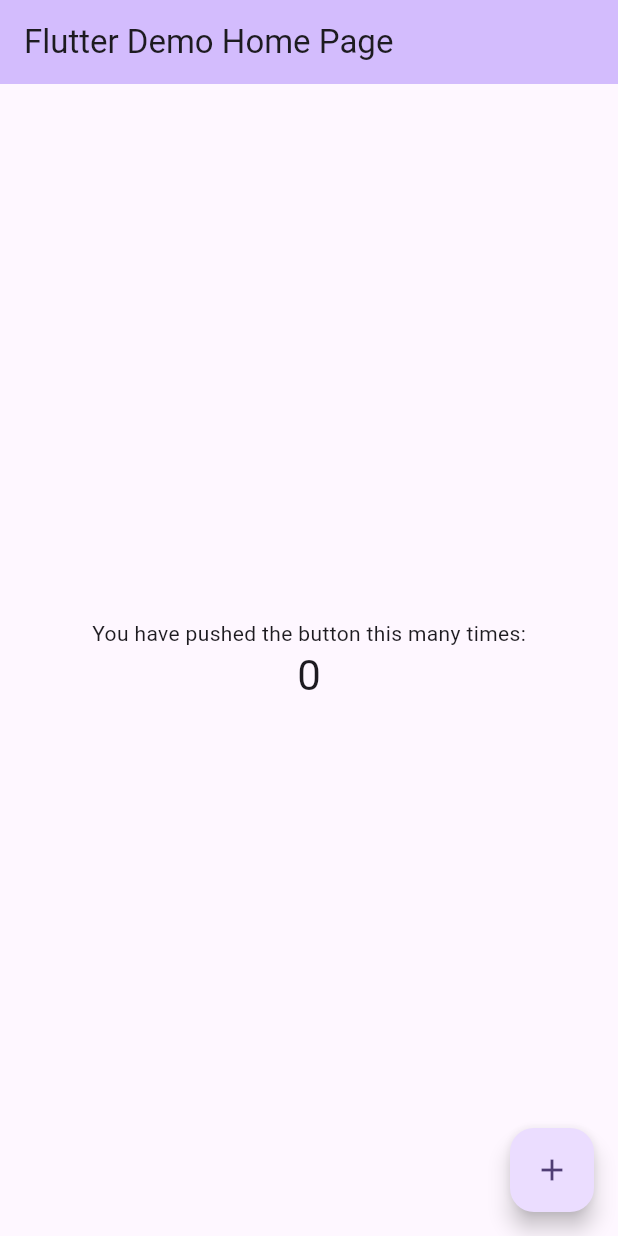
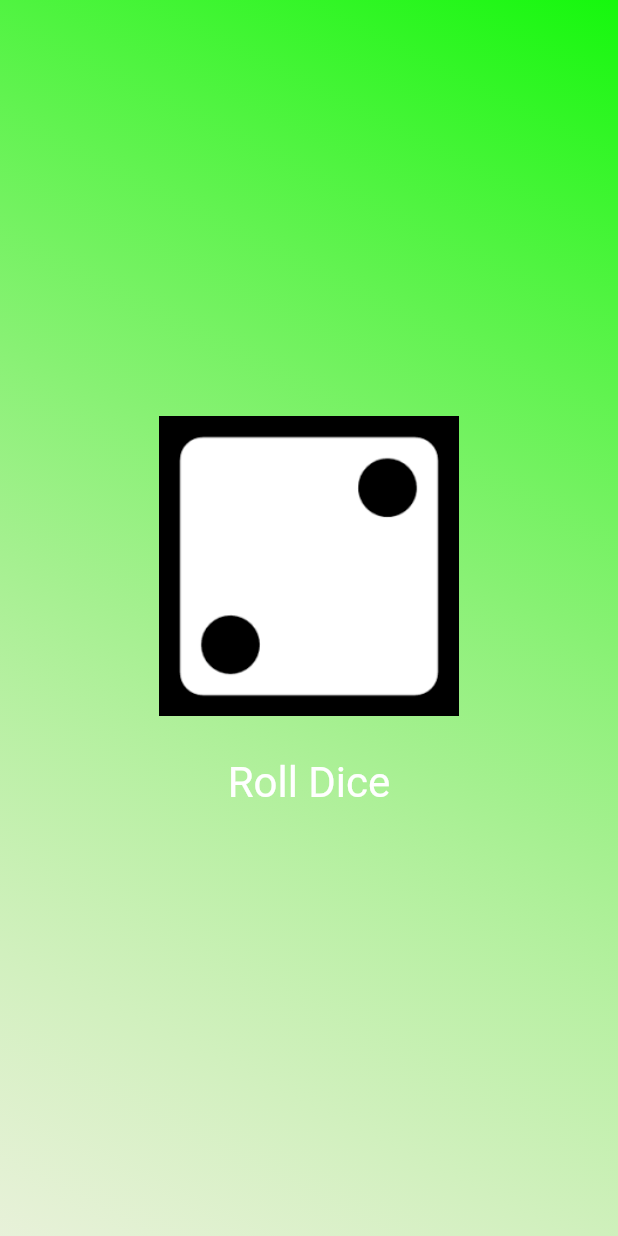
Before and after one commit to ChetanVarunKanipakam/basicdiceapp, a Flutter app: the screen it shows after launch, on a phone screen of 412 x 824 dp. Run offline on Flutter 3.47's test engine with Material 3 defaults, Android fonts, the phone set to English and light mode, and no system bars.

Commit message:
completed creating a basic dice roll app with flutter

```diff
--- /dev/null
+++ b/lib/dice_roller.dart
@@ -0,0 +1,37 @@
+import 'package:flutter/material.dart';
+import 'dart:math';
+
+class DiceRoller extends StatefulWidget{
+  State<DiceRoller> createState(){
+    return _DiceRoller();
+  }
+}
+
+class _DiceRoller extends State<DiceRoller>{
+   var activatedicenumber='assets/images/dice2.png';
+
+  void rolldice(){
+    var diceroll=Random().nextInt(6)+1;
+    setState(() {
+      activatedicenumber='assets/images/dice$diceroll.png';
+    });
+  }
+  @override
+  Widget build(context){
+    return Column(
+          mainAxisSize: MainAxisSize.min,
+          children: [
+            Image.asset(activatedicenumber ,width:200),
+            SizedBox(height:20),
+            TextButton(
+              onPressed: rolldice,
+              style: TextButton.styleFrom(
+                foregroundColor: Colors.white,
+                textStyle: TextStyle(
+                  fontSize: 28,
+                )
+              ),
+              child: Text("Roll Dice"))]
+        );
+  }
+}
--- a/lib/main.dart
+++ b/lib/main.dart
@@ -1,4 +1,6 @@
 import 'package:flutter/material.dart';
+
+import 'package:basicdiceapp/dice_roller.dart';
 
 void main() {
   runApp(const MyApp());
@@ -6,117 +8,33 @@ void main() {
 
 class MyApp extends StatelessWidget {
   const MyApp({super.key});
+  @override
+  Widget build(context) {
+    return MaterialApp(home: Scaffold(body: GradientContainer()));
+  }
+}
 
-  // This widget is the root of your application.
+class GradientContainer extends StatelessWidget {
+  GradientContainer({super.key});
+
+
+
   @override
-  Widget build(BuildContext context) {
-    return MaterialApp(
-      title: 'Flutter Demo',
-      theme: ThemeData(
-        // This is the theme of your application.
-        //
-        // TRY THIS: Try running your application with "flutter run". You'll see
-        // the application has a purple toolbar. Then, without quitting the app,
-        // try changing the seedColor in the colorScheme below to Colors.green
-        // and then invoke "hot reload" (save your changes or press the "hot
-        // reload" button in a Flutter-supported IDE, or press "r" if you used
-        // the command line to start the app).
-        //
-        // Notice that the counter didn't reset back to zero; the application
-        // state is not lost during the reload. To reset the state, use hot
-        // restart instead.
-        //
-        // This works for code too, not just values: Most code changes can be
-        // tested with just a hot reload.
-        colorScheme: ColorScheme.fromSeed(seedColor: Colors.deepPurple),
+  build(context) {
+    return Container(
+      decoration: BoxDecoration(
+        gradient: LinearGradient(
+          colors: [
+            const Color.fromARGB(255, 21, 248, 13),
+            const Color.fromARGB(66, 167, 225, 108),
+          ],
+          begin: Alignment.topRight,
+          end: Alignment.bottomLeft,
+        ),
       ),
-      home: const MyHomePage(title: 'Flutter Demo Home Page'),
+      child: Center(
+        child: DiceRoller()
+      )
     );
   }
 }
-
-class MyHomePage extends StatefulWidget {
-  const MyHomePage({super.key, required this.title});
-
-  // This widget is the home page of your application. It is stateful, meaning
-  // that it has a State object (defined below) that contains fields that affect
-  // how it looks.
-
-  // This class is the configuration for the state. It holds the values (in this
-  // case the title) provided by the parent (in this case the App widget) and
-  // used by the build method of the State. Fields in a Widget subclass are
-  // always marked "final".
-
-  final String title;
-
-  @override
-  State<MyHomePage> createState() => _MyHomePageState();
-}
-
-class _MyHomePageState extends State<MyHomePage> {
-  int _counter = 0;
-
-  void _incrementCounter() {
-    setState(() {
-      // This call to setState tells the Flutter framework that something has
-      // changed in this State, which causes it to rerun the build method below
-      // so that the display can reflect the updated values. If we changed
-      // _counter without calling setState(), then the build method would not be
-      // called again, and so nothing would appear to happen.
-      _counter++;
-    });
-  }
-
-  @override
-  Widget build(BuildContext context) {
-    // This method is rerun every time setState is called, for instance as done
-    // by the _incrementCounter method above.
-    //
-    // The Flutter framework has been optimized to make rerunning build methods
-    // fast, so that you can just rebuild anything that needs updating rather
-    // than having to individually change instances of widgets.
-    return Scaffold(
-      appBar: AppBar(
-        // TRY THIS: Try changing the color here to a specific color (to
-        // Colors.amber, perhaps?) and trigger a hot reload to see the AppBar
-        // change color while the other colors stay the same.
-        backgroundColor: Theme.of(context).colorScheme.inversePrimary,
-        // Here we take the value from the MyHomePage object that was created by
-        // the App.build method, and use it to set our appbar title.
-        title: Text(widget.title),
-      ),
-      body: Center(
-        // Center is a layout widget. It takes a single child and positions it
-        // in the middle of the parent.
-        child: Column(
-          // Column is also a layout widget. It takes a list of children and
-          // arranges them vertically. By default, it sizes itself to fit its
-          // children horizontally, and tries to be as tall as its parent.
-          //
-          // Column has various properties to control how it sizes itself and
-          // how it positions its children. Here we use mainAxisAlignment to
-          // center the children vertically; the main axis here is the vertical
-          // axis because Columns are vertical (the cross axis would be
-          // horizontal).
-          //
-          // TRY THIS: Invoke "debug painting" (choose the "Toggle Debug Paint"
-          // action in the IDE, or press "p" in the console), to see the
-          // wireframe for each widget.
-          mainAxisAlignment: MainAxisAlignment.center,
-          children: <Widget>[
-            const Text('You have pushed the button this many times:'),
-            Text(
-              '$_counter',
-              style: Theme.of(context).textTheme.headlineMedium,
-            ),
-          ],
-        ),
-      ),
-      floatingActionButton: FloatingActionButton(
-        onPressed: _incrementCounter,
-        tooltip: 'Increment',
-        child: const Icon(Icons.add),
-      ), // This trailing comma makes auto-formatting nicer for build methods.
-    );
-  }
-}
```
Also changed, not shown: pubspec.yaml (+7 -3 lines), assets/images/dice1.png (added), assets/images/dice2.png (added), assets/images/dice3.png (added), assets/images/dice4.png (added), assets/images/dice5.png (added), assets/images/dice6.png (added).
